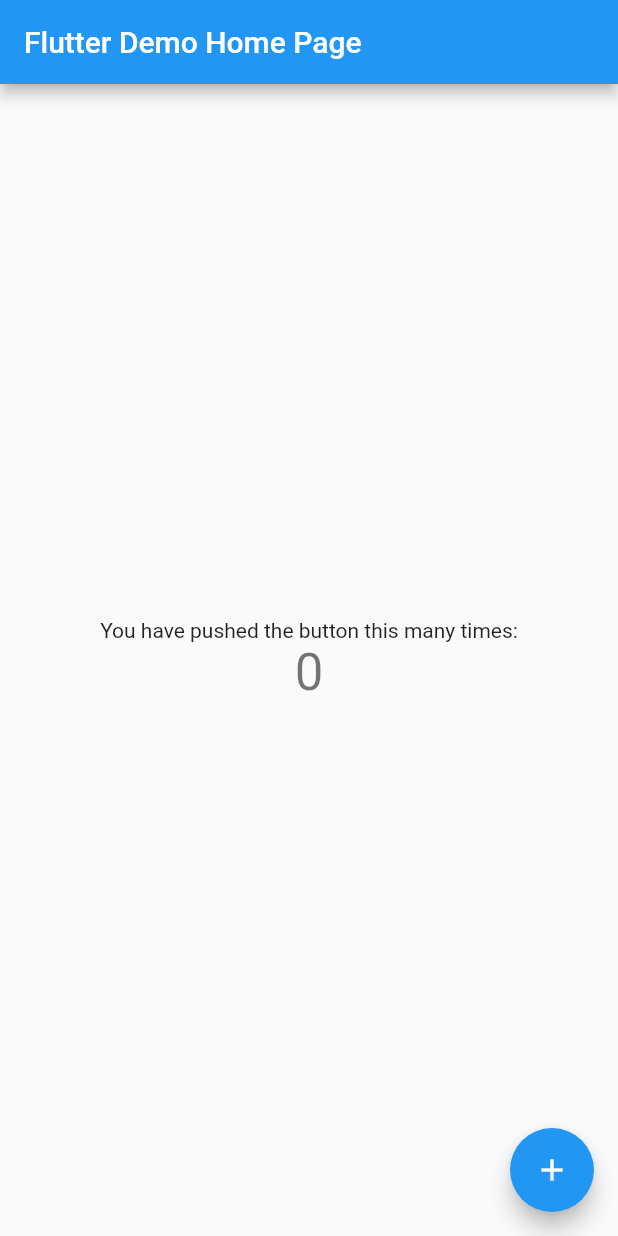
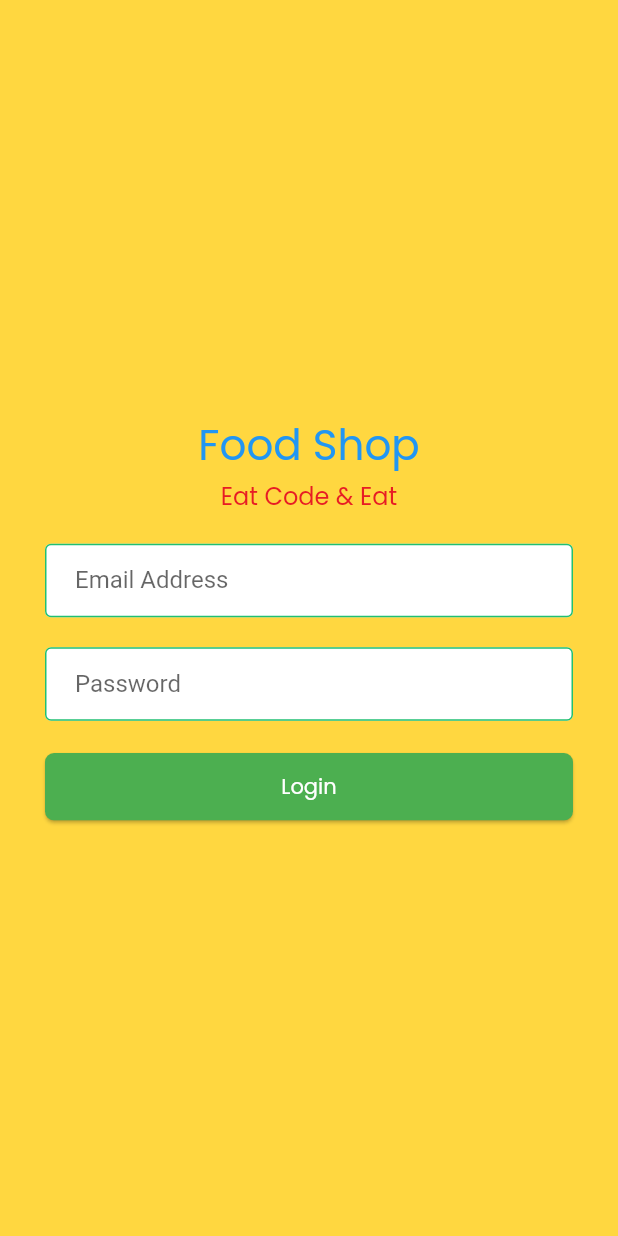
Before and after one commit to IsratAra17/Food-Shop-App-Flutter, a Flutter app: the screen it shows after launch, on a phone screen of 412 x 824 dp. Run offline on Flutter 3.47's test engine with Material 2 defaults, Android fonts, the phone set to English and light mode, and no system bars; our stand-ins replace firebase_auth, firebase_core, fluttertoast; accounts and stored records are empty.

Commit message:
Firebase login done

```diff
--- /dev/null
+++ b/lib/authentication_screens/login.dart
@@ -0,0 +1,79 @@
+import 'package:firebase_auth/firebase_auth.dart';
+import 'package:flutter/material.dart';
+
+import '../firebase_authentication/firebase_authentication.dart';
+import '../style/style.dart';
+
+class Login_Screen extends StatefulWidget {
+  const Login_Screen({Key? key}) : super(key: key);
+
+  @override
+  State<Login_Screen> createState() => _Login_ScreenState();
+}
+
+class _Login_ScreenState extends State<Login_Screen> {
+
+  TextEditingController _emailController = TextEditingController();
+  TextEditingController _passwordController = TextEditingController();
+
+
+  Future LoginWithEmailPass() async {
+    await FirebaseAuth.instance
+        ..signInWithEmailAndPassword(
+      email: _emailController.text.trim(),
+      password: _passwordController.text.trim(),
+    );
+    SuccessToast("Successfully Login");
+    Navigator.pushNamed(context, "/home_screen");
+  }
+
+
+  @override
+  Widget build(BuildContext context) {
+    return Scaffold(
+      body: Container(
+        color: Colors.amberAccent,
+        padding: EdgeInsets.fromLTRB(30, 20, 30, 20),
+        child: Column(
+          crossAxisAlignment: CrossAxisAlignment.center,
+          mainAxisAlignment: MainAxisAlignment.center,
+          children: [
+
+            Text('Food Shop', style: AppText28Style(Colors.blue)),
+            SizedBox(
+              height: 1,
+            ),
+            Text('Eat Code & Eat', style: AppText16Style(colorRed)),
+            SizedBox(
+              height: 20,
+            ),
+            TextFormField(
+              controller: _emailController,
+              decoration: AppInputDecoration("Email Address"),
+            ),
+            SizedBox(
+              height: 20,
+            ),
+            TextFormField(
+              controller: _passwordController,
+              decoration: AppInputDecoration("Password"),
+            ),
+            SizedBox(
+              height: 20,
+            ),
+            Container(
+              child: ElevatedButton(
+                  style: AppButtonStyle(),
+                  onPressed: () {
+                    setState(() {
+                      LoginWithEmailPass();
+                    });
+                  },
+                  child: SuccessButtonChild('Login')),
+            ),
+          ],
+        ),
+      ),
+    );
+  }
+}
--- /dev/null
+++ b/lib/firebase_authentication/firebase_authentication.dart
@@ -0,0 +1,74 @@
+import 'package:firebase_auth/firebase_auth.dart';
+
+import '../style/style.dart';
+
+class FirebaseMethods {
+
+  Future RegisterWithEmailPassword(email,password) async {
+    FirebaseAuth auth = FirebaseAuth.instance;
+print("E:$email");
+print("P:$password");
+
+
+    FirebaseAuth.instance
+        .authStateChanges()
+        .listen((User? user) {
+      if (user == null) {
+        ErrorToast("User is currently signed out!");
+//loginscreen
+      } else {
+        SuccessToast("User is signed in!");
+
+        print('User is signed in!');
+      }
+    });
+    // FirebaseAuth.instance
+    //     .authStateChanges()
+    //     .listen((User? user) {
+    //   if (user == null) {
+    //     print('User is currently signed out!');
+    //   } else {
+    //     print('User is signed in!');
+    //   }
+    // });
+
+
+    try {
+      UserCredential userCredential = await FirebaseAuth.instance
+          .createUserWithEmailAndPassword(
+          email: email,
+          password: password
+      );
+    } on FirebaseAuthException catch (e) {
+      if (e.code == 'weak-password') {
+        print('The password provided is too weak.');
+      } else if (e.code == 'email-already-in-use') {
+        print('The account already exists for that email.');
+      }
+    } catch (e) {
+      print(e);
+    }
+  }
+
+
+  Future Login(email,password) async {
+    try {
+      UserCredential userCredential = await FirebaseAuth.instance
+          .signInWithEmailAndPassword(
+          email: email,
+          password: password
+      );
+
+SuccessToast("Successfully Login");
+    } on FirebaseAuthException catch (e) {
+      if (e.code == 'user-not-found') {
+        ErrorToast('No user found for that email.');
+
+        print('No user found for that email.');
+      } else if (e.code == 'wrong-password') {
+        ErrorToast('Wrong password provided for that user.');
+        print('Wrong password provided for that user.');
+      }
+    }
+  }
+}
--- a/lib/main.dart
+++ b/lib/main.dart
@@ -1,115 +1,47 @@
+import 'package:firebase_core/firebase_core.dart';
+import 'package:flutter/foundation.dart';
 import 'package:flutter/material.dart';
 
-void main() {
-  runApp(const MyApp());
+import 'authentication_screens/login.dart';
+import 'authentication_screens/registration.dart';
+import 'home_screen.dart';
+import 'important/constants.dart';
+
+void main() async {
+  WidgetsFlutterBinding.ensureInitialized();
+
+  if(kIsWeb){
+    await Firebase.initializeApp(
+        options: FirebaseOptions(
+            apiKey: Constants.apiKey,
+            appId: Constants.appId,
+            messagingSenderId: Constants.messagingSenderId,
+            projectId: Constants.projectId));
+  }
+
+  else{
+    await Firebase.initializeApp();
+  }
+  runApp( MyApp('/registration_screen'));
 }
 
+
 class MyApp extends StatelessWidget {
-  const MyApp({super.key});
+  final String FirstRoute;
+  MyApp(this.FirstRoute);
 
   // This widget is the root of your application.
   @override
   Widget build(BuildContext context) {
+
     return MaterialApp(
-      title: 'Flutter Demo',
-      theme: ThemeData(
-        // This is the theme of your application.
-        //
-        // Try running your application with "flutter run". You'll see the
-        // application has a blue toolbar. Then, without quitting the app, try
-        // changing the primarySwatch below to Colors.green and then invoke
-        // "hot reload" (press "r" in the console where you ran "flutter run",
-        // or simply save your changes to "hot reload" in a Flutter IDE).
-        // Notice that the counter didn't reset back to zero; the application
-        // is not restarted.
-        primarySwatch: Colors.blue,
-      ),
-      home: const MyHomePage(title: 'Flutter Demo Home Page'),
+      debugShowCheckedModeBanner: false,
+      initialRoute: '/login_screen',
+      routes: {
+        '/registration_screen': (context) =>Registration_Screen(),
+        '/login_screen': (context) =>Login_Screen(),
+        '/home_screen': (context) =>Home_Screen(),
+      },
     );
   }
 }
-
-class MyHomePage extends StatefulWidget {
-  const MyHomePage({super.key, required this.title});
-
-  // This widget is the home page of your application. It is stateful, meaning
-  // that it has a State object (defined below) that contains fields that affect
-  // how it looks.
-
-  // This class is the configuration for the state. It holds the values (in this
-  // case the title) provided by the parent (in this case the App widget) and
-  // used by the build method of the State. Fields in a Widget subclass are
-  // always marked "final".
-
-  final String title;
-
-  @override
-  State<MyHomePage> createState() => _MyHomePageState();
-}
-
-class _MyHomePageState extends State<MyHomePage> {
-  int _counter = 0;
-
-  void _incrementCounter() {
-    setState(() {
-      // This call to setState tells the Flutter framework that something has
-      // changed in this State, which causes it to rerun the build method below
-      // so that the display can reflect the updated values. If we changed
-      // _counter without calling setState(), then the build method would not be
-      // called again, and so nothing would appear to happen.
-      _counter++;
-    });
-  }
-
-  @override
-  Widget build(BuildContext context) {
-    // This method is rerun every time setState is called, for instance as done
-    // by the _incrementCounter method above.
-    //
-    // The Flutter framework has been optimized to make rerunning build methods
-    // fast, so that you can just rebuild anything that needs updating rather
-    // than having to individually change instances of widgets.
-    return Scaffold(
-      appBar: AppBar(
-        // Here we take the value from the MyHomePage object that was created by
-        // the App.build method, and use it to set our appbar title.
-        title: Text(widget.title),
-      ),
-      body: Center(
-        // Center is a layout widget. It takes a single child and positions it
-        // in the middle of the parent.
-        child: Column(
-          // Column is also a layout widget. It takes a list of children and
-          // arranges them vertically. By default, it sizes itself to fit its
-          // children horizontally, and tries to be as tall as its parent.
-          //
-          // Invoke "debug painting" (press "p" in the console, choose the
-          // "Toggle Debug Paint" action from the Flutter Inspector in Android
-          // Studio, or the "Toggle Debug Paint" command in Visual Studio Code)
-          // to see the wireframe for each widget.
-          //
-          // Column has various properties to control how it sizes itself and
-          // how it positions its children. Here we use mainAxisAlignment to
-          // center the children vertically; the main axis here is the vertical
-          // axis because Columns are vertical (the cross axis would be
-          // horizontal).
-          mainAxisAlignment: MainAxisAlignment.center,
-          children: <Widget>[
-            const Text(
-              'You have pushed the button this many times:',
-            ),
-            Text(
-              '$_counter',
-              style: Theme.of(context).textTheme.headline4,
-            ),
-          ],
-        ),
-      ),
-      floatingActionButton: FloatingActionButton(
-        onPressed: _incrementCounter,
-        tooltip: 'Increment',
-        child: const Icon(Icons.add),
-      ), // This trailing comma makes auto-formatting nicer for build methods.
-    );
-  }
-}
--- a/lib/style/style.dart
+++ b/lib/style/style.dart
@@ -1,7 +1,7 @@
-import 'dart:ui';
 
 import 'package:flutter/material.dart';
 import 'package:fluttertoast/fluttertoast.dart';
+
 const colorYellow=Color.fromRGBO(255, 192, 0, 1);
 const colorRed = Color.fromRGBO(231, 28, 36, 1);
 const colorDark = Color.fromRGBO(136, 28, 32, 1);
@@ -25,26 +25,32 @@ TextStyle ButtonTextStyle() {
     color: Colors.white
   );
 }
-TextStyle AppText16Style() {
+TextStyle AppText16Style(textColor) {
   return TextStyle(
     fontWeight: FontWeight.w400,
     fontFamily: 'poppins',
     fontSize: 16,
-    color: Colors.black
+      color: textColor
   );
 }
-TextStyle AppText28Style() {
+TextStyle AppText28Style(textcolor) {
+
   return TextStyle(
+    color: textcolor,
     fontWeight: FontWeight.w400,
     fontFamily: 'poppins',
     fontSize: 28,
+
+
   );
 }
-TextStyle AppText9Style() {
+TextStyle AppText9Style(textColor) {
   return TextStyle(
     fontWeight: FontWeight.w400,
     fontFamily: 'poppins',
     fontSize: 9,
+    color: textColor
+
   );
 }
 
```
Also changed, not shown: lib/authentication_screens/registration.dart (added, +77 -0 lines), lib/home_screen.dart (added, +26 -0 lines), lib/important/constants.dart (added, +7 -0 lines), 3 other files.
